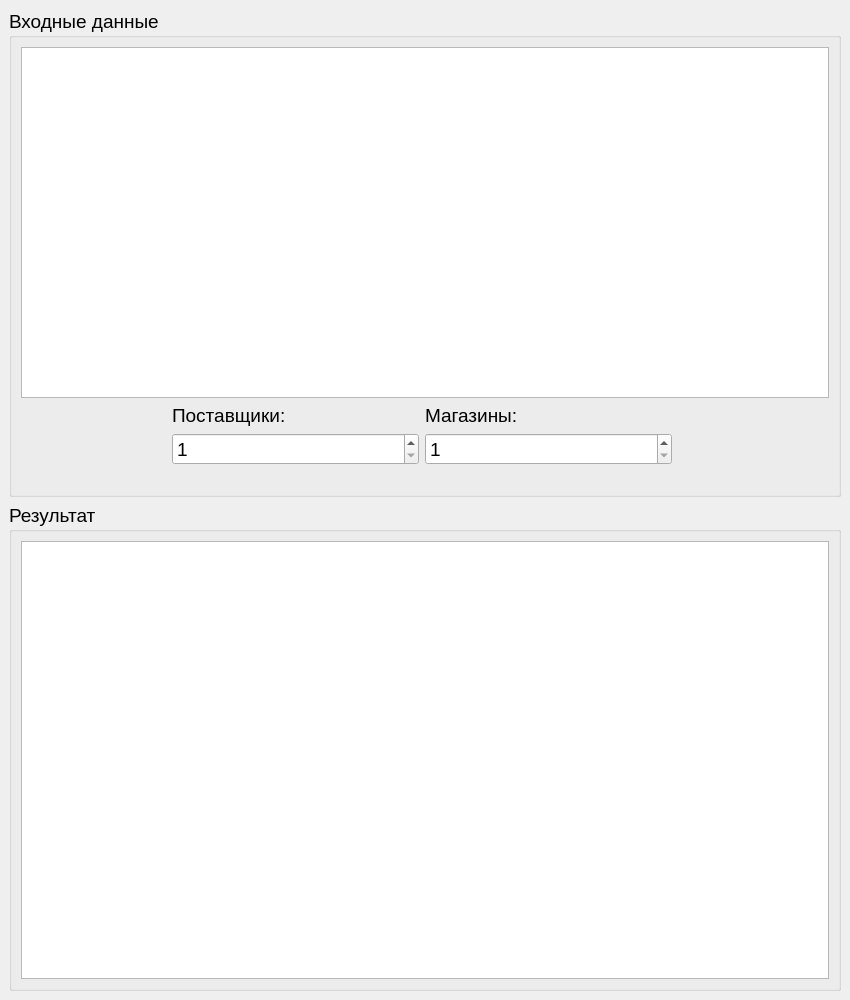
The window that ui/MainWin.ui (AndreiDuvakin/TransportTask) describes before a commit, drawn with Qt 5.
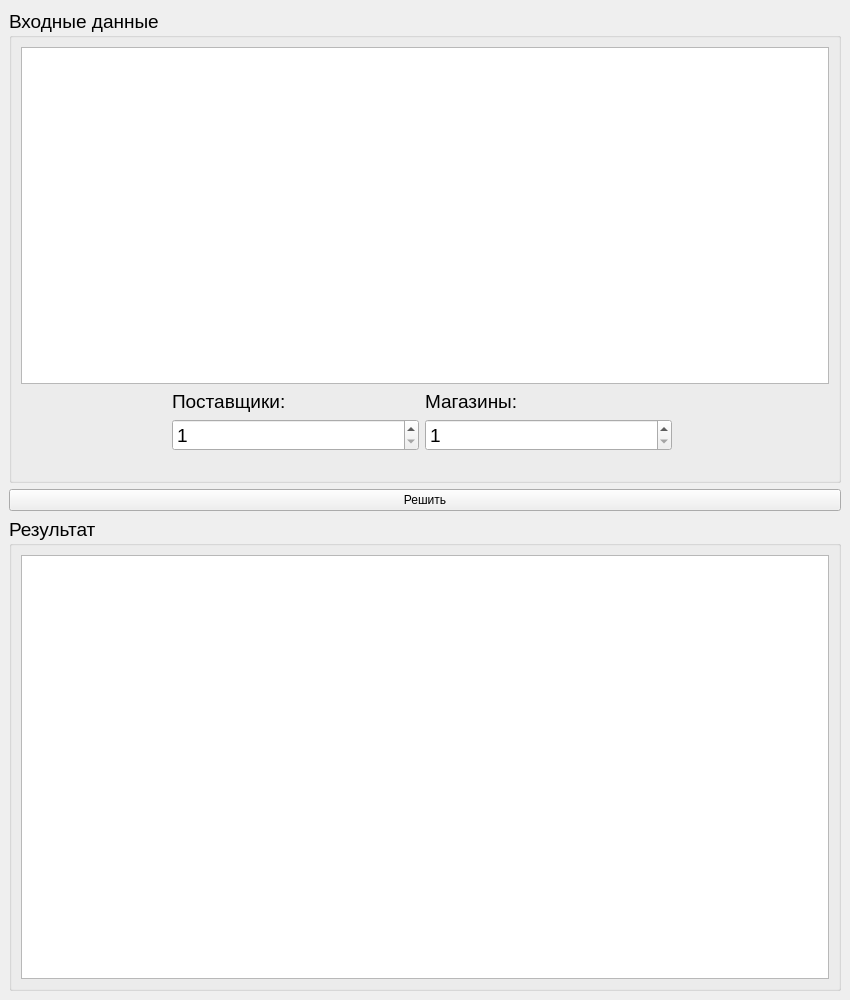
The same window after the commit.

Patch:
```diff
--- a/ui/MainWin.ui
+++ b/ui/MainWin.ui
@@ -105,7 +105,7 @@
       </layout>
      </widget>
     </item>
-    <item row="1" column="0">
+    <item row="2" column="0">
      <widget class="QGroupBox" name="groupBox_2">
       <property name="font">
        <font>
@@ -122,6 +122,13 @@
       </layout>
      </widget>
     </item>
+    <item row="1" column="0">
+     <widget class="QPushButton" name="pushButton">
+      <property name="text">
+       <string>Решить</string>
+      </property>
+     </widget>
+    </item>
    </layout>
   </widget>
  </widget>
```
